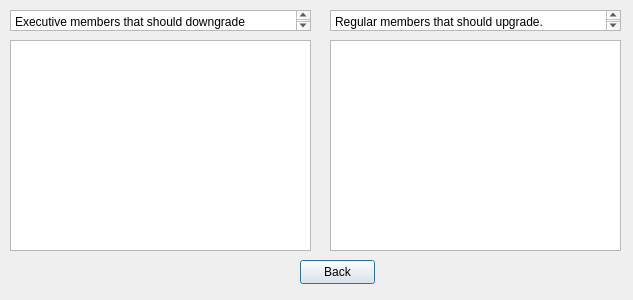
This is memberupgrade.ui in P4TOO/BulkClub-System as Qt 5 draws it before an edit. The edited form follows.
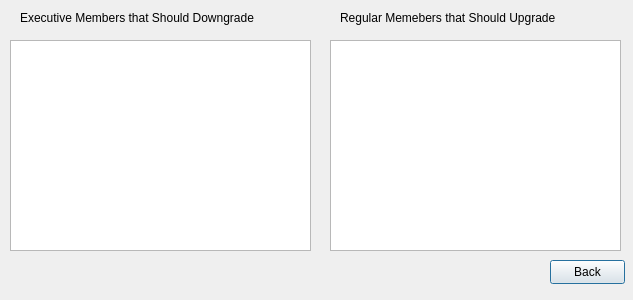
This is the edited form.

Commit message: Mitchell Flanagan's hopefully finished version of member upgrade finally

Diff of the .ui file:
```diff
--- a/memberupgrade.ui
+++ b/memberupgrade.ui
@@ -16,7 +16,7 @@
   <widget class="QPushButton" name="cancelButton">
    <property name="geometry">
     <rect>
-     <x>300</x>
+     <x>550</x>
      <y>260</y>
      <width>75</width>
      <height>24</height>
@@ -46,34 +46,30 @@
     </rect>
    </property>
   </widget>
-  <widget class="QTextEdit" name="textEdit">
+  <widget class="QLabel" name="label">
    <property name="geometry">
     <rect>
-     <x>10</x>
-     <y>10</y>
-     <width>301</width>
-     <height>21</height>
-    </rect>
-   </property>
-   <property name="html">
-    <string>&lt;!DOCTYPE HTML PUBLIC &quot;-//W3C//DTD HTML 4.0//EN&quot; &quot;http://www.w3.org/TR/REC-html40/strict.dtd&quot;&gt;
-&lt;html&gt;&lt;head&gt;&lt;meta name=&quot;qrichtext&quot; content=&quot;1&quot; /&gt;&lt;meta charset=&quot;utf-8&quot; /&gt;&lt;style type=&quot;text/css&quot;&gt;
-p, li { white-space: pre-wrap; }
-&lt;/style&gt;&lt;/head&gt;&lt;body style=&quot; font-family:'Segoe UI'; font-size:9pt; font-weight:400; font-style:normal;&quot;&gt;
-&lt;p style=&quot; margin-top:0px; margin-bottom:0px; margin-left:0px; margin-right:0px; -qt-block-indent:0; text-indent:0px;&quot;&gt;Executive members that should downgrade&lt;/p&gt;&lt;/body&gt;&lt;/html&gt;</string>
-   </property>
-  </widget>
-  <widget class="QPlainTextEdit" name="plainTextEdit">
-   <property name="geometry">
-    <rect>
-     <x>330</x>
+     <x>20</x>
      <y>10</y>
      <width>291</width>
-     <height>21</height>
+     <height>16</height>
     </rect>
    </property>
-   <property name="plainText">
-    <string>Regular members that should upgrade.</string>
+   <property name="text">
+    <string>Executive Members that Should Downgrade</string>
+   </property>
+  </widget>
+  <widget class="QLabel" name="label_2">
+   <property name="geometry">
+    <rect>
+     <x>340</x>
+     <y>10</y>
+     <width>281</width>
+     <height>16</height>
+    </rect>
+   </property>
+   <property name="text">
+    <string>Regular Memebers that Should Upgrade</string>
    </property>
   </widget>
  </widget>
```
The commit also changes 13 other files.
